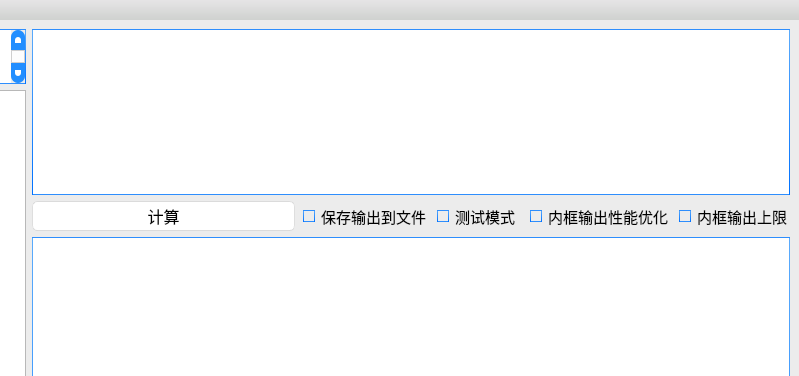
The window that src/ui/MainWindow.ui (HowieHz/hpyculator) describes before a commit, drawn with Qt 5; both pictures show x 286 to 1085 and y 0 to 376 of the 1085 by 844 pixel window.
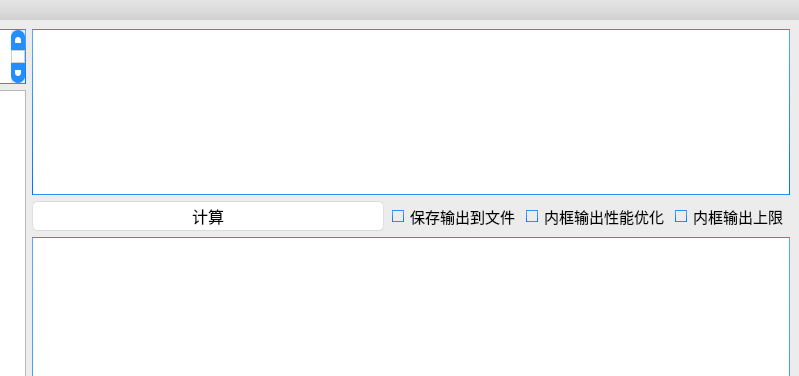
The same window after the commit.

Patch:
```diff
--- a/src/ui/MainWindow.ui
+++ b/src/ui/MainWindow.ui
@@ -689,24 +689,6 @@
           </property>
          </widget>
         </item>
-        <item>
-         <widget class="QCheckBox" name="test_check">
-          <property name="sizePolicy">
-           <sizepolicy hsizetype="Minimum" vsizetype="Fixed">
-            <horstretch>1</horstretch>
-            <verstretch>1</verstretch>
-           </sizepolicy>
-          </property>
-          <property name="font">
-           <font>
-            <pointsize>11</pointsize>
-           </font>
-          </property>
-          <property name="text">
-           <string>测试模式</string>
-          </property>
-         </widget>
-        </item>
         <item>
          <widget class="QCheckBox" name="output_optimization_check">
           <property name="sizePolicy">
```
Left out of the diff: 20 changed lines with no effect on the pictures.
